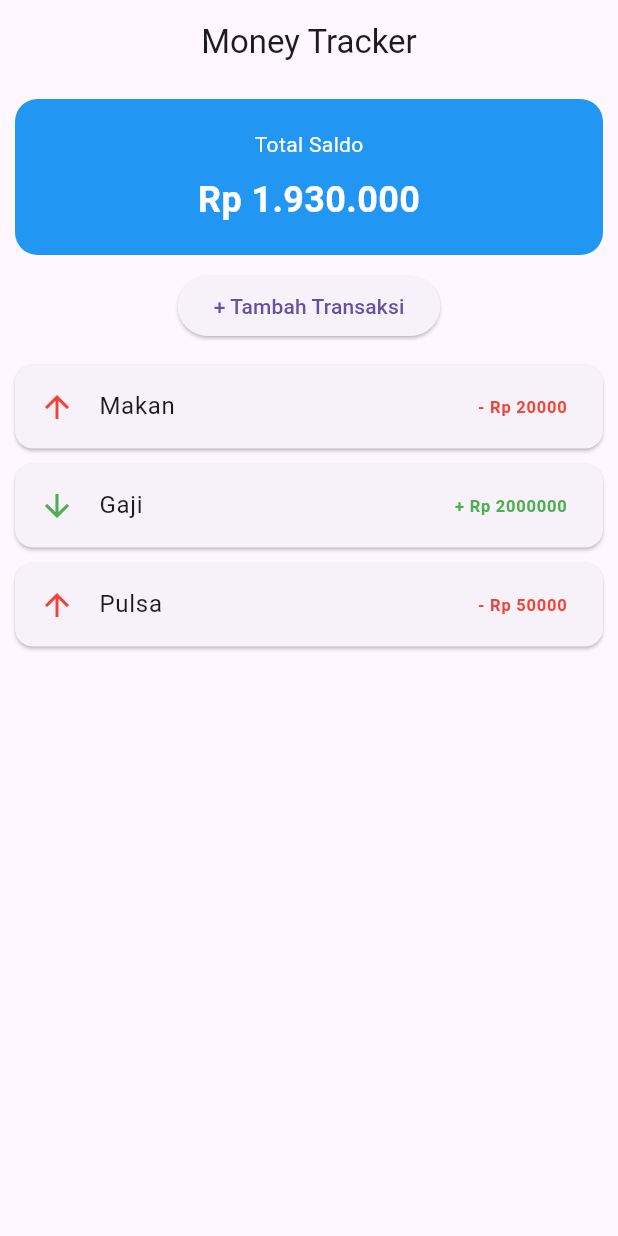
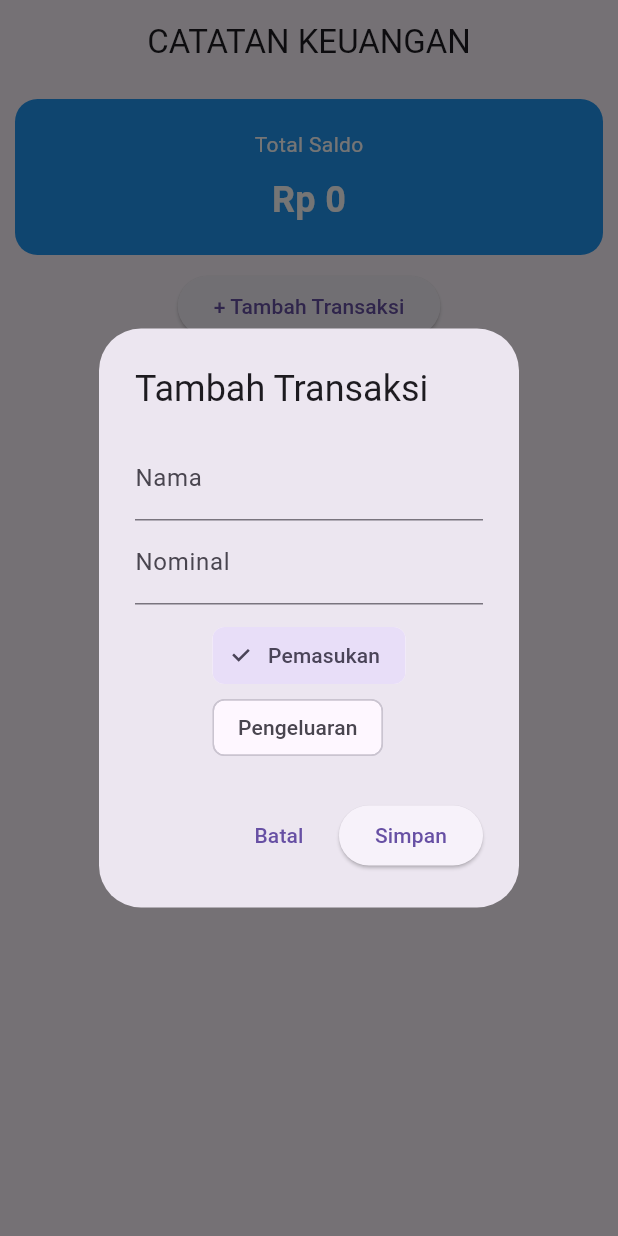
Before and after one commit to abdhamid66/aplikasi-ke-uangan, a Flutter app: the screen it shows after launch, after a tap on "+ Tambah Transaksi", on a phone screen of 412 x 824 dp. Run offline on Flutter 3.47's test engine with Material 3 defaults, Android fonts, the phone set to English and light mode, and no system bars.

Commit message:
apk jadi

```diff
--- a/lib/main.dart
+++ b/lib/main.dart
@@ -7,31 +7,59 @@ void main() {
 class MyApp extends StatelessWidget {
   @override
   Widget build(BuildContext context) {
-    return MaterialApp(
-      debugShowCheckedModeBanner: false,
-      home: HomePage(),
-    );
+    return MaterialApp(debugShowCheckedModeBanner: false, home: HomePage());
   }
 }
 
-class HomePage extends StatelessWidget {
-  final List<Map<String, dynamic>> transaksi = [
-    {"nama": "Makan", "nominal": 20000, "isPemasukan": false},
-    {"nama": "Gaji", "nominal": 2000000, "isPemasukan": true},
-    {"nama": "Pulsa", "nominal": 50000, "isPemasukan": false},
-  ];
+class HomePage extends StatefulWidget {
+  @override
+  _HomePageState createState() => _HomePageState();
+}
+
+class _HomePageState extends State<HomePage> {
+  List<Map<String, dynamic>> transaksi = [];
+
+  final TextEditingController namaController = TextEditingController();
+  final TextEditingController nominalController = TextEditingController();
+
+  bool isPemasukan = true;
+
+  void tambahTransaksi() {
+    setState(() {
+      transaksi.add({
+        "nama": namaController.text,
+        "nominal": int.tryParse(nominalController.text) ?? 0,
+        "isPemasukan": isPemasukan,
+      });
+    });
+
+    namaController.clear();
+    nominalController.clear();
+  }
+
+  int hitungSaldo() {
+    int total = 0;
+
+    for (var item in transaksi) {
+      int nominal = item["nominal"] as int; // 👈 INI FIX
+
+      if (item["isPemasukan"]) {
+        total += nominal;
+      } else {
+        total -= nominal;
+      }
+    }
+
+    return total;
+  }
 
   @override
   Widget build(BuildContext context) {
     return Scaffold(
-      appBar: AppBar(
-        title: Text("Money Tracker"),
-        centerTitle: true,
-      ),
+      appBar: AppBar(title: Text("CATATAN KEUANGAN"), centerTitle: true),
 
       body: Column(
         children: [
-
           // 🔹 SALDO
           Container(
             width: double.infinity,
@@ -43,13 +71,10 @@ class HomePage extends StatelessWidget {
             ),
             child: Column(
               children: [
-                Text(
-                  "Total Saldo",
-                  style: TextStyle(color: Colors.white),
-                ),
+                Text("Total Saldo", style: TextStyle(color: Colors.white)),
                 SizedBox(height: 10),
                 Text(
-                  "Rp 1.930.000",
+                  "Rp ${hitungSaldo()}",
                   style: TextStyle(
                     color: Colors.white,
                     fontSize: 24,
@@ -62,11 +87,80 @@ class HomePage extends StatelessWidget {
 
           // 🔹 TOMBOL TAMBAH
           ElevatedButton(
-            onPressed: () {},
-            child: Text("+ Tambah Transaksi"),
+            onPressed: () {
+              showDialog(
+                context: context,
+                builder: (context) {
+                  return AlertDialog(
+                    title: Text("Tambah Transaksi"),
+                    content: Column(
+                      mainAxisSize: MainAxisSize.min,
+                      children: [
+                        TextField(
+                          controller: namaController,
+                          decoration: InputDecoration(labelText: "Nama"),
+                        ),
+
+                        TextField(
+                          controller: nominalController,
+                          decoration: InputDecoration(labelText: "Nominal"),
+                          keyboardType: TextInputType.number,
                         ),
 
                         SizedBox(height: 10),
+
+                        Wrap(
+                          spacing: 10,
+                          children: [
+                            ChoiceChip(
+                              label: Text("Pemasukan"),
+                              selected: isPemasukan,
+                              onSelected: (val) {
+                                setState(() {
+                                  isPemasukan = true;
+                                });
+                              },
+                            ),
+                            ChoiceChip(
+                              label: Text("Pengeluaran"),
+                              selected: !isPemasukan,
+                              onSelected: (val) {
+                                setState(() {
+                                  isPemasukan = false;
+                                });
+                              },
+                            ),
+                          ],
+                        ),
+                      ],
+                    ),
+
+                    actions: [
+                      TextButton(
+                        onPressed: () {
+                          Navigator.pop(context);
+                        },
+                        child: Text("Batal"),
+                      ),
+                      ElevatedButton(
+                        onPressed: () {
+                          if (namaController.text.isEmpty ||
+                              nominalController.text.isEmpty) {
+                            return;
+                          }
+
+                          tambahTransaksi();
+                          Navigator.pop(context);
+                        },
+                        child: Text("Simpan"),
+                      ),
+                    ],
+                  );
+                },
+              );
+            },
+            child: Text("+ Tambah Transaksi"),
+          ),
 
           // 🔹 LIST TRANSAKSI
           Expanded(
@@ -75,16 +169,28 @@ class HomePage extends StatelessWidget {
               itemBuilder: (context, index) {
                 final item = transaksi[index];
 
-                return Card(
+                return Dismissible(
+                  key: UniqueKey(),
+                  onDismissed: (direction) {
+                    setState(() {
+                      transaksi.removeAt(index);
+                    });
+                  },
+                  background: Container(
+                    color: Colors.red,
+                    padding: EdgeInsets.only(left: 20),
+                    alignment: Alignment.centerLeft,
+                    child: Icon(Icons.delete, color: Colors.white),
+                  ),
+
+                  child: Card(
                     margin: EdgeInsets.symmetric(horizontal: 10, vertical: 5),
                     child: ListTile(
                       leading: Icon(
                         item["isPemasukan"]
                             ? Icons.arrow_downward
                             : Icons.arrow_upward,
-                      color: item["isPemasukan"]
-                          ? Colors.green
-                          : Colors.red,
+                        color: item["isPemasukan"] ? Colors.green : Colors.red,
                       ),
                       title: Text(item["nama"]),
                       trailing: Text(
@@ -98,6 +204,7 @@ class HomePage extends StatelessWidget {
                         ),
                       ),
                     ),
+                  ),
                 );
               },
             ),
```
Lines whose indentation alone changed are shown as unchanged.
